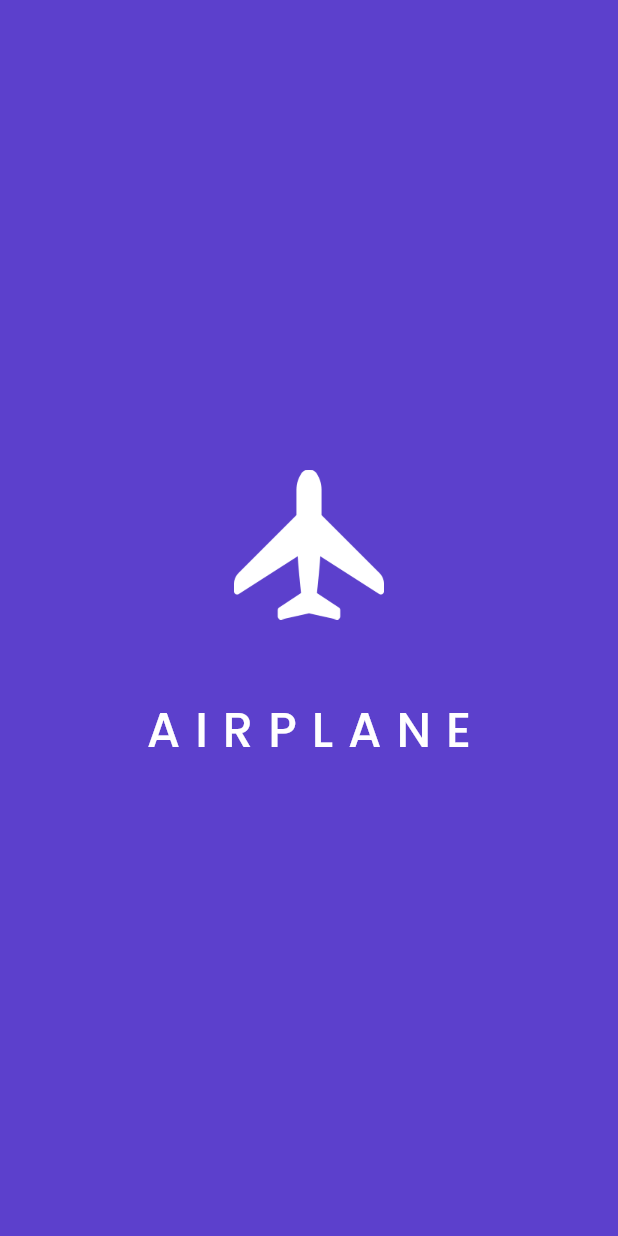
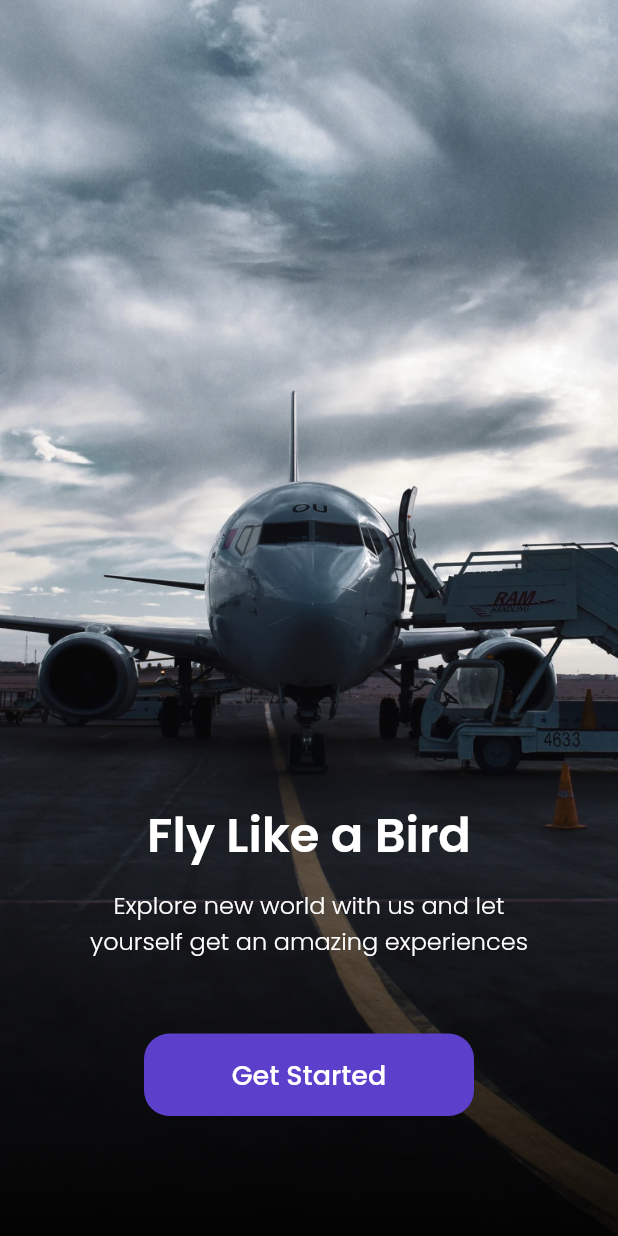
Before and after one commit to lazlanrafar/airplane, a Flutter app: the screen it shows after launch, on a phone screen of 412 x 824 dp. Run offline on Flutter 3.47's test engine with Material 2 defaults, Android fonts, the phone set to English and light mode, and no system bars; our stand-ins replace google_fonts.

Commit message:
slicing get started page

```diff
--- a/lib/main.dart
+++ b/lib/main.dart
@@ -1,3 +1,4 @@
+import 'package:airplane/ui/pages/get_started_page.dart';
 import 'package:airplane/ui/pages/splash_page.dart';
 import 'package:flutter/material.dart';
 
@@ -10,7 +11,7 @@ class MyApp extends StatelessWidget {
   Widget build(BuildContext context) {
     return const MaterialApp(
       debugShowCheckedModeBanner: false,
-      home: SplashPage(),
+      home: GetStartedPage(),
     );
   }
 }
--- /dev/null
+++ b/lib/ui/pages/get_started_page.dart
@@ -0,0 +1,66 @@
+import 'package:flutter/material.dart';
+import '../../shared/theme.dart';
+
+class GetStartedPage extends StatelessWidget {
+  const GetStartedPage({Key? key}) : super(key: key);
+
+  @override
+  Widget build(BuildContext context) {
+    return Scaffold(
+      body: Stack(
+        children: [
+          const Image(
+            image: AssetImage('assets/image_get_started.png'),
+            fit: BoxFit.cover,
+            width: double.infinity,
+            height: double.infinity,
+          ),
+          Center(
+            child: Column(
+              mainAxisAlignment: MainAxisAlignment.end,
+              children: [
+                Text(
+                  'Fly Like a Bird',
+                  style: whiteTextStyle.copyWith(
+                    fontSize: 32,
+                    fontWeight: semiBold,
+                  ),
+                ),
+                const SizedBox(height: 10),
+                Text(
+                  'Explore new world with us and let\nyourself get an amazing experiences',
+                  style: whiteTextStyle.copyWith(
+                    fontSize: 16,
+                    fontWeight: light,
+                  ),
+                  textAlign: TextAlign.center,
+                ),
+                Container(
+                  width: 220,
+                  height: 55,
+                  margin: const EdgeInsets.only(top: 50, bottom: 80),
+                  child: TextButton(
+                    onPressed: () {},
+                    style: TextButton.styleFrom(
+                      backgroundColor: primaryColor,
+                      shape: RoundedRectangleBorder(
+                        borderRadius: BorderRadius.circular(17),
+                      ),
+                    ),
+                    child: Text(
+                      'Get Started',
+                      style: whiteTextStyle.copyWith(
+                        fontSize: 18,
+                        fontWeight: medium,
+                      ),
+                    ),
+                  ),
+                )
+              ],
+            ),
+          )
+        ],
+      ),
+    );
+  }
+}
```
